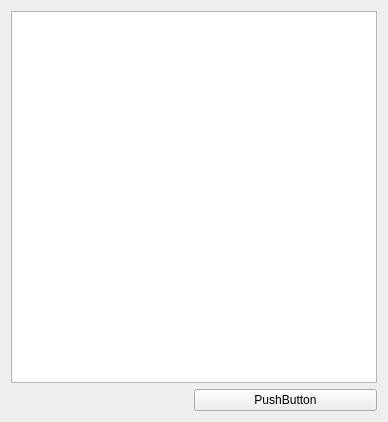
Old version of the form import.ui in the repository SaveTheTelvit/JustFilmInfoProject.
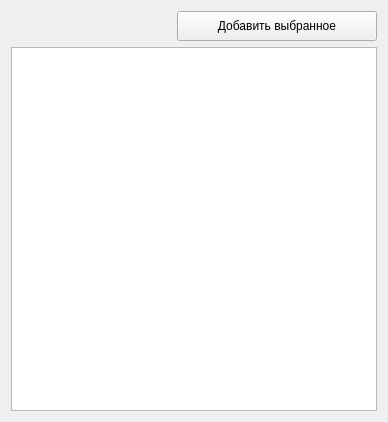
New version of the form.

What changed in the file:
```diff
--- a/import.ui
+++ b/import.ui
@@ -14,10 +14,17 @@
    <string>Form</string>
   </property>
   <layout class="QGridLayout" name="gridLayout">
-   <item row="0" column="0">
-    <widget class="QListWidget" name="listWidget"/>
+   <item row="3" column="4">
+    <widget class="QListWidget" name="listWidget">
+     <property name="maximumSize">
+      <size>
+       <width>16777215</width>
+       <height>16777215</height>
+      </size>
+     </property>
+    </widget>
    </item>
-   <item row="1" column="0">
+   <item row="0" column="4">
     <layout class="QHBoxLayout" name="horizontalLayout">
      <item>
       <spacer name="horizontalSpacer">
@@ -34,14 +41,20 @@
      </item>
      <item>
       <widget class="QPushButton" name="pushButton">
-       <property name="sizePolicy">
-        <sizepolicy hsizetype="Expanding" vsizetype="Fixed">
-         <horstretch>0</horstretch>
-         <verstretch>0</verstretch>
-        </sizepolicy>
+       <property name="minimumSize">
+        <size>
+         <width>200</width>
+         <height>30</height>
+        </size>
+       </property>
+       <property name="maximumSize">
+        <size>
+         <width>200</width>
+         <height>30</height>
+        </size>
        </property>
        <property name="text">
-        <string>PushButton</string>
+        <string>Добавить выбранное</string>
        </property>
       </widget>
      </item>
```
